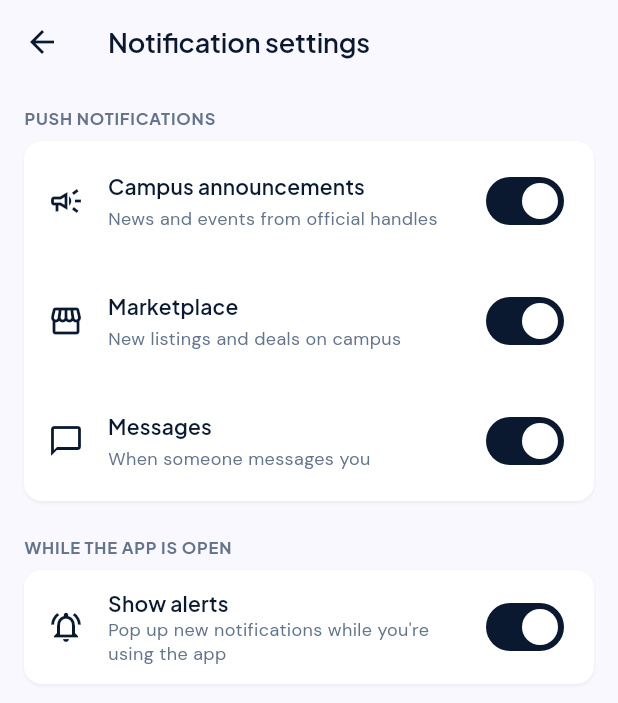
After one commit to igorntwari/vcsquare, a Flutter app: the NotificationSettingsScreen screen opened by its route, on a phone screen of 412 x 824 dp. The commit adds this screen. Shown: the top 703 px of the screen. Run offline on Flutter 3.47's test engine with Material 3 defaults, Android fonts, the phone set to English and light mode, and no system bars; our stand-ins replace cloud_firestore, firebase_auth, firebase_core, firebase_messaging, flutter_local_notifications, flutter_riverpod and 3 more; accounts and stored records are empty.

Commit message:
feat(notifications): notification settings screen in account settings

```diff
--- a/lib/app/routes/app_router.dart
+++ b/lib/app/routes/app_router.dart
@@ -22,6 +22,7 @@ import '../../features/market/screens/listing_preview_screen.dart';
 import '../../features/market/screens/market_screen.dart';
 import '../../features/market/screens/sell_item_screen.dart';
 import '../../features/messages/screens/messages_screen.dart';
+import '../../features/notifications/screens/notification_settings_screen.dart';
 import '../../features/notifications/screens/notifications_screen.dart';
 import '../../features/onboarding/screens/why_institutional_login_screen.dart';
 import '../../features/profile/screens/account_settings_screen.dart';
@@ -197,11 +198,17 @@ abstract final class AppRouter {
     RouteNames.notifications: (context) => NotificationsScreen(
       onBack: () => Navigator.of(context).pop(),
       onOpen: openFromNotification,
+      onOpenSettings: () =>
+          Navigator.of(context).pushNamed(RouteNames.notificationSettings),
     ),
+    RouteNames.notificationSettings: (context) =>
+        NotificationSettingsScreen(onBack: () => Navigator.of(context).pop()),
     RouteNames.editProfile: (context) =>
         EditProfileScreen(onDone: () => Navigator.of(context).pop()),
     RouteNames.accountSettings: (context) => AccountSettingsScreen(
       onBack: () => Navigator.of(context).pop(),
+      onNotificationSettings: () =>
+          Navigator.of(context).pushNamed(RouteNames.notificationSettings),
       onEditProfile: () =>
           Navigator.of(context).pushNamed(RouteNames.editProfile),
     ),
--- a/lib/app/routes/route_names.dart
+++ b/lib/app/routes/route_names.dart
@@ -9,6 +9,7 @@ abstract final class RouteNames {
   static const String sellItem = '/sell';
   static const String createPost = '/create-post';
   static const String notifications = '/notifications';
+  static const String notificationSettings = '/notifications/settings';
   static const String editProfile = '/profile/edit';
   static const String accountSettings = '/profile/settings';
 }
--- /dev/null
+++ b/lib/features/notifications/screens/notification_settings_screen.dart
@@ -0,0 +1,122 @@
+// Notification settings screen.
+import 'package:flutter/material.dart';
+import 'package:flutter_riverpod/flutter_riverpod.dart';
+
+import '../../../core/constants/app_strings.dart';
+import '../../../core/theme/app_colors.dart';
+import '../../../core/theme/app_spacing.dart';
+import '../../../core/theme/app_typography.dart';
+import '../../../data/models/notification_prefs_model.dart';
+import '../../../shared/widgets/cards/info_banner.dart';
+import '../../../shared/widgets/cards/settings_section.dart';
+import '../../../shared/widgets/feedback/app_snack_bar.dart';
+import '../../../shared/widgets/feedback/error_state.dart';
+import '../../../shared/widgets/feedback/loading_indicator.dart';
+import '../providers/inbox_provider.dart';
+import '../providers/notification_prefs_provider.dart';
+import '../widgets/notification_toggle_tile.dart';
+
+class NotificationSettingsScreen extends ConsumerWidget {
+  const NotificationSettingsScreen({super.key, this.onBack});
+
+  final VoidCallback? onBack;
+
+  static const Map<NotificationTopic, (IconData, String, String)> _topics = {
+    NotificationTopic.announcements: (
+      Icons.campaign_outlined,
+      AppStrings.topicAnnouncements,
+      AppStrings.topicAnnouncementsSubtitle,
+    ),
+    NotificationTopic.marketplace: (
+      Icons.storefront_outlined,
+      AppStrings.topicMarketplace,
+      AppStrings.topicMarketplaceSubtitle,
+    ),
+    NotificationTopic.messages: (
+      Icons.chat_bubble_outline,
+      AppStrings.topicMessages,
+      AppStrings.topicMessagesSubtitle,
+    ),
+  };
+
+  Future<void> _apply(BuildContext context, Future<bool> change) async {
+    if (!await change && context.mounted) {
+      showAppSnackBar(context, AppStrings.settingNotSaved);
+    }
+  }
+
+  @override
+  Widget build(BuildContext context, WidgetRef ref) {
+    final prefs = ref.watch(notificationPrefsProvider);
+    final controller = ref.read(notificationPrefsProvider.notifier);
+    final permissionDenied = ref.watch(notificationPermissionProvider) == false;
+
+    return Scaffold(
+      backgroundColor: AppColors.background,
+      appBar: AppBar(
+        backgroundColor: AppColors.background,
+        foregroundColor: AppColors.textPrimary,
+        elevation: 0,
+        leading: IconButton(
+          tooltip: AppStrings.goBack,
+          icon: const Icon(Icons.arrow_back),
+          onPressed: onBack,
+        ),
+        title: Text(
+          AppStrings.notificationSettings,
+          style: AppTypography.headingMedium.copyWith(
+            color: AppColors.textPrimary,
+          ),
+        ),
+      ),
+      body: switch (prefs) {
+        AsyncData(value: final current) => ListView(
+          padding: const EdgeInsets.all(AppSpacing.lg),
+          children: [
+            if (permissionDenied) ...[
+              const InfoBanner(
+                tone: InfoBannerTone.warning,
+                title: AppStrings.notificationsOffTitle,
+                message: AppStrings.notificationsOffMessage,
+              ),
+              const SizedBox(height: AppSpacing.lg),
+            ],
+            SettingsSection(
+              title: AppStrings.pushSection,
+              children: [
+                for (final MapEntry(key: topic, value: (icon, title, subtitle))
+                    in _topics.entries)
+                  NotificationToggleTile(
+                    icon: icon,
+                    title: title,
+                    subtitle: subtitle,
+                    value: current.isOn(topic),
+                    onChanged: (on) =>
+                        _apply(context, controller.setTopic(topic, on)),
+                  ),
+              ],
+            ),
+            const SizedBox(height: AppSpacing.xl),
+            SettingsSection(
+              title: AppStrings.whileOpenSection,
+              children: [
+                NotificationToggleTile(
+                  icon: Icons.notifications_active_outlined,
+                  title: AppStrings.inAppAlerts,
+                  subtitle: AppStrings.inAppAlertsSubtitle,
+                  value: current.inAppAlerts,
+                  onChanged: (on) =>
+                      _apply(context, controller.setInAppAlerts(on)),
+                ),
+              ],
+            ),
+          ],
+        ),
+        AsyncError() => ErrorState(
+          onRetry: () => ref.invalidate(notificationPrefsProvider),
+        ),
+        _ => const LoadingIndicator(),
+      },
+    );
+  }
+}
```
Also changed, not shown: lib/features/profile/screens/account_settings_screen.dart (+13 -1 lines), 1 other file.
